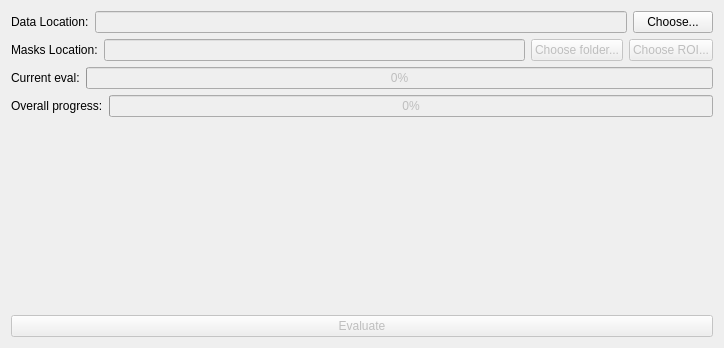
Before: the Qt Designer form src/dafne/ui/ValidateUI.ui in dafne-imaging/dafne, drawn with Qt 5.
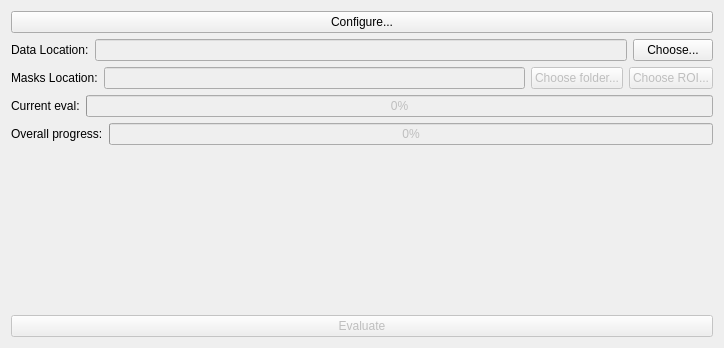
After: the same form once the commit is applied.

What changed in the file:
```diff
--- a/src/dafne/ui/ValidateUI.ui
+++ b/src/dafne/ui/ValidateUI.ui
@@ -14,6 +14,13 @@
    <string>Form</string>
   </property>
   <layout class="QVBoxLayout" name="verticalLayout">
+   <item>
+    <widget class="QPushButton" name="configure_button">
+     <property name="text">
+      <string>Configure...</string>
+     </property>
+    </widget>
+   </item>
    <item>
     <layout class="QHBoxLayout" name="horizontalLayout" stretch="0,0,0">
      <item>
```
